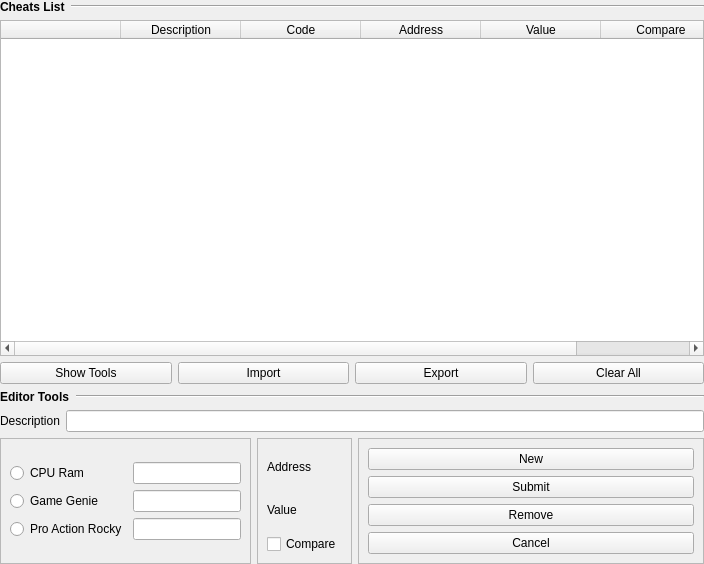
First picture: the form in src/gui/designer/wdgCheatsEditor.ui, repository punesemu/puNES, before the edit.
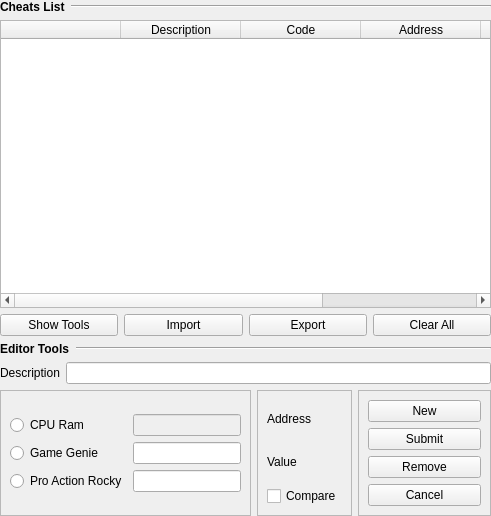
Second picture: the form after the edit.

Patch:
```diff
--- a/src/gui/designer/wdgCheatsEditor.ui
+++ b/src/gui/designer/wdgCheatsEditor.ui
@@ -6,8 +6,8 @@
    <rect>
     <x>0</x>
     <y>0</y>
-    <width>704</width>
-    <height>564</height>
+    <width>491</width>
+    <height>516</height>
    </rect>
   </property>
   <property name="windowTitle">
@@ -312,6 +312,9 @@
              </item>
              <item row="0" column="1">
               <widget class="QLineEdit" name="lineEdit_Ram">
+               <property name="enabled">
+                <bool>false</bool>
+               </property>
                <property name="sizePolicy">
                 <sizepolicy hsizetype="Preferred" vsizetype="Fixed">
                  <horstretch>0</horstretch>
```
Left out of the diff: 26 changed lines with no effect on the pictures.
